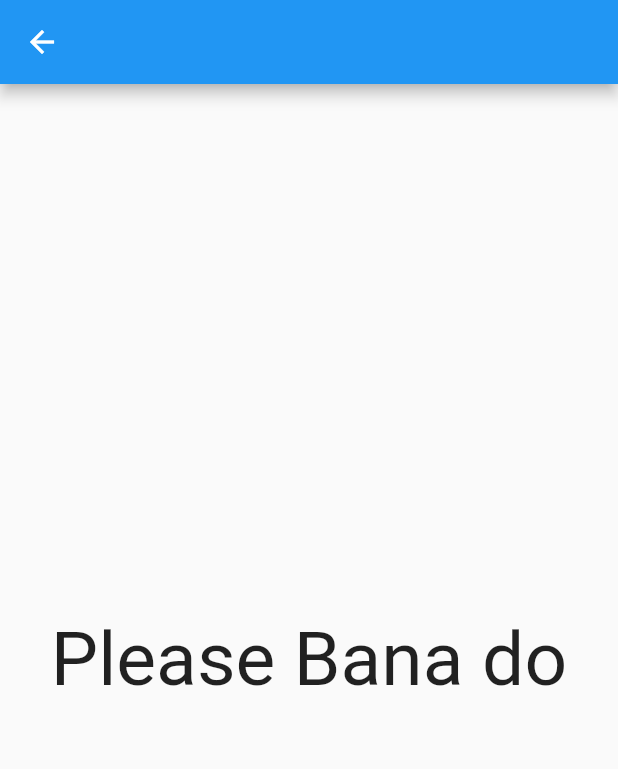
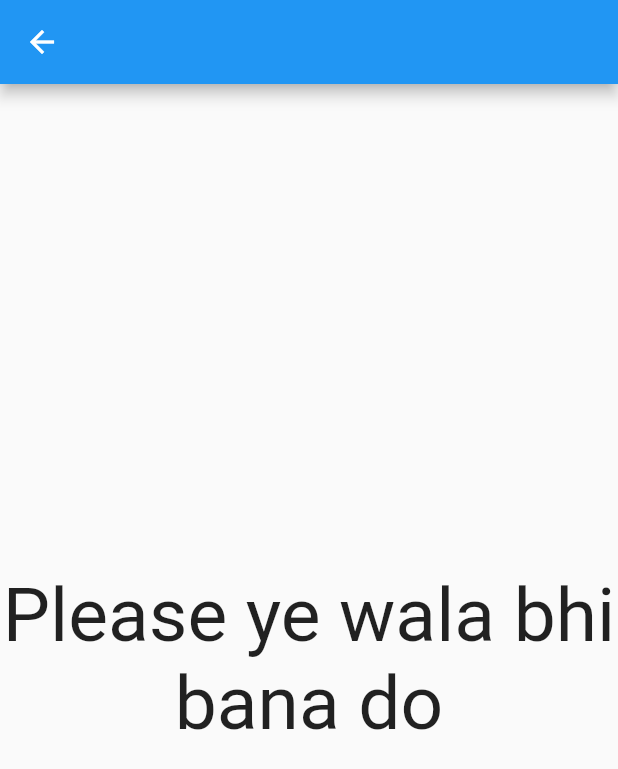
Before and after one commit to AdityaChaudhary18/IIIT-Sonepat, a Flutter app: the AboutPage screen opened directly, on a phone screen of 412 x 824 dp. Shown: the top 769 px of the screen. Run offline on Flutter 3.47's test engine with Material 2 defaults, Android fonts, the phone set to English and light mode, and no system bars.

Commit message:
Kuch to badal diya
lol

```diff
--- a/iiit_skeleton/lib/screens/about_page.dart
+++ b/iiit_skeleton/lib/screens/about_page.dart
@@ -9,7 +9,8 @@ class AboutPage extends StatelessWidget {
       ),
       body: Center(
         child: Text(
-          'Please Bana do',
+          'Please ye wala bhi bana do',
+          textAlign: TextAlign.center,
           style: TextStyle(
             fontSize: 50.0,
           ),
```
